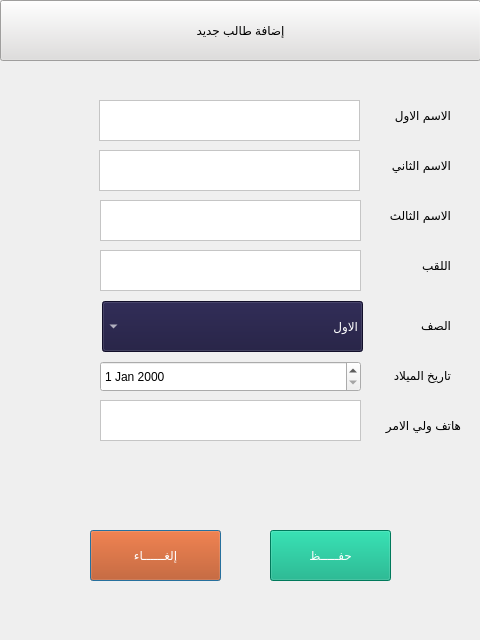
Qt form studentDialog.ui (IbnEissa/EduTrackingPublic) before a commit.
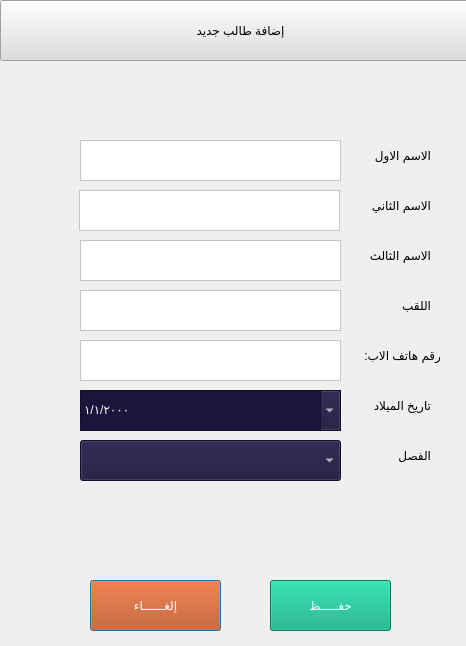
The same form after that commit.

The edit to the form file:
```diff
--- a/studentDialog.ui
+++ b/studentDialog.ui
@@ -6,8 +6,8 @@
    <rect>
     <x>0</x>
     <y>0</y>
-    <width>480</width>
-    <height>640</height>
+    <width>466</width>
+    <height>646</height>
    </rect>
   </property>
   <property name="windowTitle">
@@ -16,9 +16,9 @@
   <widget class="QLabel" name="label">
    <property name="geometry">
     <rect>
-     <x>380</x>
-     <y>100</y>
-     <width>71</width>
+     <x>340</x>
+     <y>340</y>
+     <width>101</width>
      <height>31</height>
     </rect>
    </property>
@@ -27,45 +27,14 @@
 color:rgb(0, 0, 0)</string>
    </property>
    <property name="text">
-    <string>الاسم الاول</string>
-   </property>
-  </widget>
-  <widget class="QLabel" name="label_6">
-   <property name="geometry">
-    <rect>
-     <x>370</x>
-     <y>250</y>
-     <width>81</width>
-     <height>31</height>
-    </rect>
-   </property>
-   <property name="styleSheet">
-    <string notr="true">font: 10pt &quot;PT Bold Heading&quot;;
-color:rgb(0, 0, 0)</string>
-   </property>
-   <property name="text">
-    <string>اللقب</string>
-   </property>
-  </widget>
-  <widget class="QTextEdit" name="txtStudentSecName">
-   <property name="geometry">
-    <rect>
-     <x>99</x>
-     <y>150</y>
-     <width>261</width>
-     <height>41</height>
-    </rect>
-   </property>
-   <property name="styleSheet">
-    <string notr="true">background-color:rgb(255, 255, 255);
-color:rgb(0, 0, 0)</string>
+    <string>رقم هاتف الاب:</string>
    </property>
   </widget>
   <widget class="QPushButton" name="btnCancelAddingStudent">
    <property name="geometry">
     <rect>
      <x>90</x>
-     <y>530</y>
+     <y>580</y>
      <width>131</width>
      <height>51</height>
     </rect>
@@ -98,45 +67,11 @@
     <string>إضافة طالب جديد</string>
    </property>
   </widget>
-  <widget class="QLabel" name="label_9">
-   <property name="geometry">
-    <rect>
-     <x>370</x>
-     <y>410</y>
-     <width>91</width>
-     <height>31</height>
-    </rect>
-   </property>
-   <property name="styleSheet">
-    <string notr="true">font: 10pt &quot;PT Bold Heading&quot;;
-color:rgb(0, 0, 0)</string>
-   </property>
-   <property name="text">
-    <string>هاتف ولي الامر</string>
-   </property>
-  </widget>
-  <widget class="QLabel" name="label_4">
-   <property name="geometry">
-    <rect>
-     <x>370</x>
-     <y>150</y>
-     <width>81</width>
-     <height>31</height>
-    </rect>
-   </property>
-   <property name="styleSheet">
-    <string notr="true">font: 10pt &quot;PT Bold Heading&quot;;
-color:rgb(0, 0, 0)</string>
-   </property>
-   <property name="text">
-    <string>الاسم الثاني</string>
-   </property>
-  </widget>
   <widget class="QPushButton" name="btnSaveStudent">
    <property name="geometry">
     <rect>
      <x>270</x>
-     <y>530</y>
+     <y>580</y>
      <width>121</width>
      <height>51</height>
     </rect>
@@ -150,11 +85,95 @@
     <string>حفـــــظ</string>
    </property>
   </widget>
+  <widget class="QLabel" name="label_12">
+   <property name="geometry">
+    <rect>
+     <x>350</x>
+     <y>390</y>
+     <width>81</width>
+     <height>31</height>
+    </rect>
+   </property>
+   <property name="styleSheet">
+    <string notr="true">font: 10pt &quot;PT Bold Heading&quot;;
+color:rgb(0, 0, 0)</string>
+   </property>
+   <property name="text">
+    <string>تاريخ الميلاد</string>
+   </property>
+  </widget>
+  <widget class="QDateEdit" name="dateStudentDOB">
+   <property name="geometry">
+    <rect>
+     <x>80</x>
+     <y>390</y>
+     <width>261</width>
+     <height>41</height>
+    </rect>
+   </property>
+   <property name="autoFillBackground">
+    <bool>true</bool>
+   </property>
+   <property name="styleSheet">
+    <string notr="true">background-color:rgb(25, 21, 59);
+color:rgb(255, 255, 255);
+font: 12pt &quot;PT Bold Heading&quot;;</string>
+   </property>
+   <property name="locale">
+    <locale language="Arabic" country="Yemen"/>
+   </property>
+   <property name="currentSection">
+    <enum>QDateTimeEdit::DaySection</enum>
+   </property>
+   <property name="displayFormat">
+    <string>d/M/yyyy</string>
+   </property>
+   <property name="calendarPopup">
+    <bool>true</bool>
+   </property>
+   <property name="timeSpec">
+    <enum>Qt::LocalTime</enum>
+   </property>
+  </widget>
+  <widget class="QLabel" name="label_6">
+   <property name="geometry">
+    <rect>
+     <x>350</x>
+     <y>290</y>
+     <width>81</width>
+     <height>31</height>
+    </rect>
+   </property>
+   <property name="styleSheet">
+    <string notr="true">font: 10pt &quot;PT Bold Heading&quot;;
+color:rgb(0, 0, 0)</string>
+   </property>
+   <property name="text">
+    <string>اللقب</string>
+   </property>
+  </widget>
+  <widget class="QLabel" name="label_4">
+   <property name="geometry">
+    <rect>
+     <x>350</x>
+     <y>190</y>
+     <width>81</width>
+     <height>31</height>
+    </rect>
+   </property>
+   <property name="styleSheet">
+    <string notr="true">font: 10pt &quot;PT Bold Heading&quot;;
+color:rgb(0, 0, 0)</string>
+   </property>
+   <property name="text">
+    <string>الاسم الثاني</string>
+   </property>
+  </widget>
   <widget class="QLabel" name="label_5">
    <property name="geometry">
     <rect>
-     <x>370</x>
-     <y>200</y>
+     <x>350</x>
+     <y>240</y>
      <width>81</width>
      <height>31</height>
     </rect>
@@ -167,25 +186,11 @@
     <string>الاسم الثالث</string>
    </property>
   </widget>
-  <widget class="QTextEdit" name="txtStudentLName">
-   <property name="geometry">
-    <rect>
-     <x>100</x>
-     <y>250</y>
-     <width>261</width>
-     <height>41</height>
-    </rect>
-   </property>
-   <property name="styleSheet">
-    <string notr="true">background-color:rgb(255, 255, 255);
-color:rgb(0, 0, 0)</string>
-   </property>
-  </widget>
   <widget class="QTextEdit" name="txtStudentThirName">
    <property name="geometry">
     <rect>
-     <x>100</x>
-     <y>200</y>
+     <x>80</x>
+     <y>240</y>
      <width>261</width>
      <height>41</height>
     </rect>
@@ -195,29 +200,26 @@
 color:rgb(0, 0, 0)</string>
    </property>
   </widget>
-  <widget class="QLabel" name="label_8">
+  <widget class="QTextEdit" name="txtStudentSecName">
    <property name="geometry">
     <rect>
-     <x>370</x>
-     <y>360</y>
-     <width>81</width>
-     <height>31</height>
+     <x>79</x>
+     <y>190</y>
+     <width>261</width>
+     <height>41</height>
     </rect>
    </property>
    <property name="styleSheet">
-    <string notr="true">font: 10pt &quot;PT Bold Heading&quot;;
+    <string notr="true">background-color:rgb(255, 255, 255);
 color:rgb(0, 0, 0)</string>
    </property>
-   <property name="text">
-    <string>تاريخ الميلاد</string>
-   </property>
   </widget>
   <widget class="QLabel" name="label_7">
    <property name="geometry">
     <rect>
-     <x>370</x>
-     <y>310</y>
-     <width>81</width>
+     <x>340</x>
+     <y>140</y>
+     <width>91</width>
      <height>31</height>
     </rect>
    </property>
@@ -226,14 +228,28 @@
 color:rgb(0, 0, 0)</string>
    </property>
    <property name="text">
-    <string>الصف</string>
+    <string>الاسم الاول</string>
+   </property>
+  </widget>
+  <widget class="QTextEdit" name="txtStudentLName">
+   <property name="geometry">
+    <rect>
+     <x>80</x>
+     <y>290</y>
+     <width>261</width>
+     <height>41</height>
+    </rect>
+   </property>
+   <property name="styleSheet">
+    <string notr="true">background-color:rgb(255, 255, 255);
+color:rgb(0, 0, 0)</string>
    </property>
   </widget>
   <widget class="QTextEdit" name="txtStudentFName">
    <property name="geometry">
     <rect>
-     <x>99</x>
-     <y>100</y>
+     <x>80</x>
+     <y>140</y>
      <width>261</width>
      <height>41</height>
     </rect>
@@ -246,8 +262,8 @@
   <widget class="QTextEdit" name="txtStudentParentPhone">
    <property name="geometry">
     <rect>
-     <x>100</x>
-     <y>400</y>
+     <x>80</x>
+     <y>340</y>
      <width>261</width>
      <height>41</height>
     </rect>
@@ -257,53 +273,37 @@
 color:rgb(0, 0, 0)</string>
    </property>
   </widget>
-  <widget class="QDateEdit" name="dateStudentDOB">
-   <property name="geometry">
-    <rect>
-     <x>100</x>
-     <y>361</y>
-     <width>261</width>
-     <height>31</height>
-    </rect>
-   </property>
-  </widget>
   <widget class="QComboBox" name="combClasses">
    <property name="geometry">
     <rect>
-     <x>102</x>
-     <y>301</y>
+     <x>80</x>
+     <y>440</y>
      <width>261</width>
-     <height>51</height>
+     <height>41</height>
     </rect>
    </property>
-   <property name="layoutDirection">
-    <enum>Qt::RightToLeft</enum>
-   </property>
    <property name="styleSheet">
     <string notr="true">background-color:rgb(25, 21, 59);
 color:rgb(255, 255, 255);
 font: 12pt &quot;PT Bold Heading&quot;;</string>
    </property>
-   <item>
-    <property name="text">
-     <string>الاول</string>
-    </property>
-   </item>
-   <item>
-    <property name="text">
-     <string>الثاني</string>
-    </property>
-   </item>
-   <item>
-    <property name="text">
-     <string>الثالث</string>
-    </property>
-   </item>
-   <item>
-    <property name="text">
-     <string>الرابع</string>
-    </property>
-   </item>
+  </widget>
+  <widget class="QLabel" name="label_13">
+   <property name="geometry">
+    <rect>
+     <x>350</x>
+     <y>440</y>
+     <width>81</width>
+     <height>31</height>
+    </rect>
+   </property>
+   <property name="styleSheet">
+    <string notr="true">font: 10pt &quot;PT Bold Heading&quot;;
+color:rgb(0, 0, 0)</string>
+   </property>
+   <property name="text">
+    <string>الفصل</string>
+   </property>
   </widget>
  </widget>
  <resources/>
```
Left out of the diff: 2 changed lines with no effect on the pictures.
